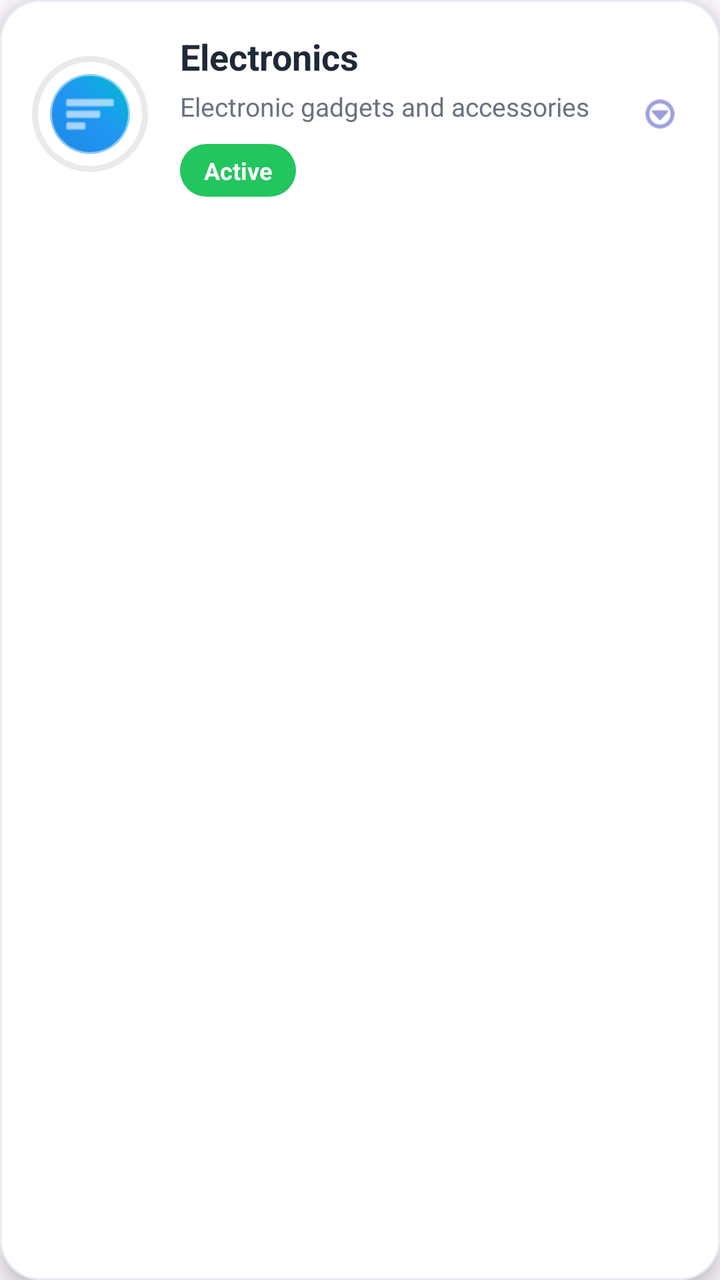
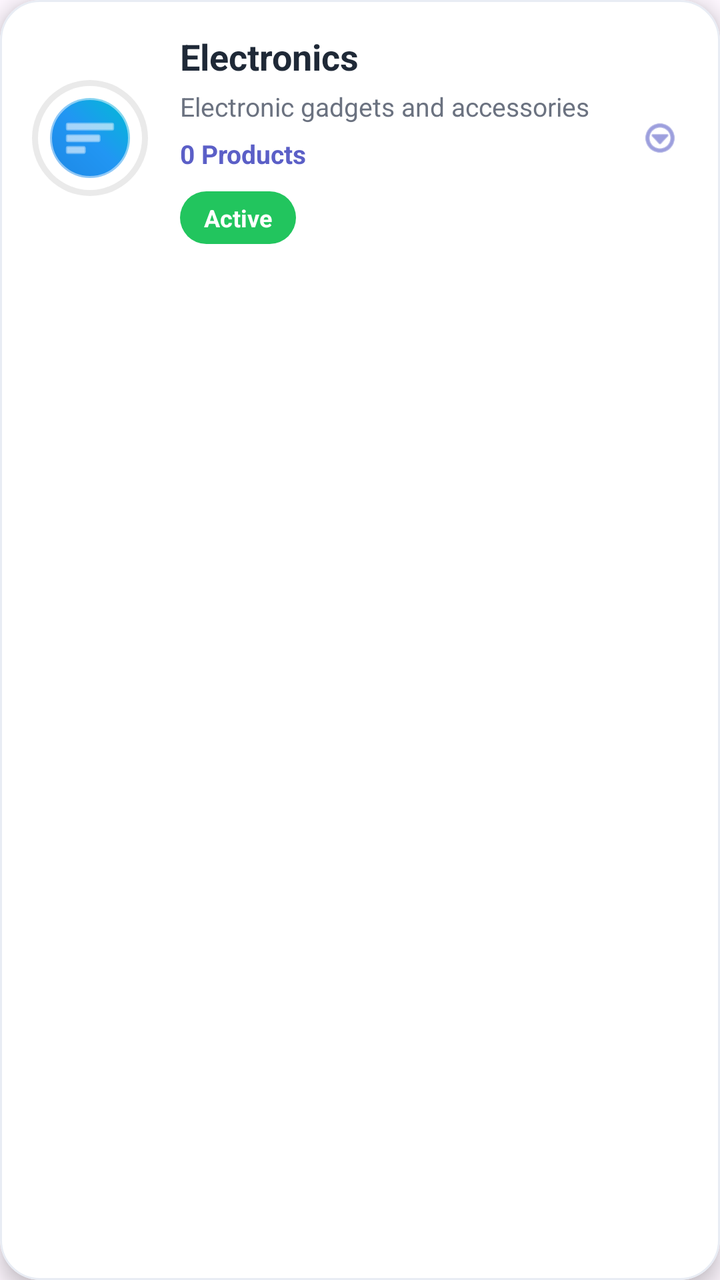

The first picture is an Android layout as it rendered before a commit; the second is the same layout after the commit. The layout source and the unified diff follow.
<!-- AndroidManifest.xml: application theme Theme.Inventory -->
<!-- res/layout/item_category.xml -->
<?xml version="1.0" encoding="utf-8"?>
<com.google.android.material.card.MaterialCardView
    xmlns:android="http://schemas.android.com/apk/res/android"
    xmlns:app="http://schemas.android.com/apk/res-auto"
    android:layout_width="match_parent"
    android:layout_height="wrap_content"
    android:layout_marginHorizontal="16dp"
    android:layout_marginVertical="8dp"
    app:cardCornerRadius="20dp"
    app:cardElevation="6dp"
    app:strokeColor="#E8ECF4"
    app:strokeWidth="1dp"
    app:cardBackgroundColor="#FFFFFF">

    <LinearLayout
        android:layout_width="match_parent"
        android:layout_height="wrap_content"
        android:orientation="horizontal"
        android:padding="16dp"
        android:gravity="center_vertical">

        

        <FrameLayout
            android:layout_width="58dp"
            android:layout_height="58dp"
            android:background="@drawable/circle_profile_bg">

            <ImageView
                android:layout_width="28dp"
                android:layout_height="28dp"
                android:layout_gravity="center"
                android:src="@android:drawable/ic_menu_sort_by_size"
                app:tint="@android:color/white"/>

        </FrameLayout>

        

        <LinearLayout
            android:layout_width="0dp"
            android:layout_height="wrap_content"
            android:layout_weight="1"
            android:layout_marginStart="16dp"
            android:orientation="vertical">

            <TextView
                android:id="@+id/tvCategoryName"
                android:layout_width="wrap_content"
                android:layout_height="wrap_content"
                android:text="Electronics"
                android:textColor="#1F2937"
                android:textStyle="bold"
                android:textSize="18sp"/>

            <TextView
                android:id="@+id/tvCategoryDescription"
                android:layout_width="wrap_content"
                android:layout_height="wrap_content"
                android:layout_marginTop="4dp"
                android:maxLines="2"
                android:ellipsize="end"
                android:text="Electronic gadgets and accessories"
                android:textColor="#6B7280"
                android:textSize="13sp"/>

            <TextView
                android:id="@+id/tvCategoryStatus"
                android:layout_width="wrap_content"
                android:layout_height="wrap_content"
                android:layout_marginTop="10dp"
                android:paddingStart="12dp"
                android:paddingEnd="12dp"
                android:paddingTop="5dp"
                android:paddingBottom="5dp"
                android:text="Active"
                android:textColor="@android:color/white"
                android:textStyle="bold"
                android:textSize="12sp"
                android:background="@drawable/bg_status_active"/>

        </LinearLayout>

        

        <ImageView
            android:id="@+id/imgMenu"
            android:layout_width="28dp"
            android:layout_height="28dp"
            android:padding="4dp"
            android:src="@android:drawable/ic_menu_more"
            app:tint="#5B5FC7"/>

    </LinearLayout>

</com.google.android.material.card.MaterialCardView>
<!-- resources referenced by this layout -->
<resources>
  <!-- drawable bg_status_active (drawable) -->
  <?xml version="1.0" encoding="utf-8"?>
  <shape xmlns:android="http://schemas.android.com/apk/res/android">
  
      <solid android:color="#22C55E"/>
  
      <corners android:radius="50dp"/>
  
  </shape>
  <!-- drawable circle_profile_bg (drawable) -->
  <?xml version="1.0" encoding="utf-8"?>
  <layer-list xmlns:android="http://schemas.android.com/apk/res/android">
  
      
      <item>
          <shape android:shape="oval">
              <solid android:color="#15000000"/>
              <size
                  android:width="116dp"
                  android:height="116dp"/>
          </shape>
      </item>
  
      
      <item
          android:left="3dp"
          android:top="3dp"
          android:right="3dp"
          android:bottom="3dp">
  
          <shape android:shape="oval">
              <solid android:color="#FFFFFF"/>
          </shape>
  
      </item>
  
      
      <item
          android:left="8dp"
          android:top="8dp"
          android:right="8dp"
          android:bottom="8dp">
  
          <shape android:shape="oval">
  
              <gradient
                  android:startColor="#1E88E5"
                  android:centerColor="#2196F3"
                  android:endColor="#00BCD4"
                  android:angle="45"/>
  
              <stroke
                  android:width="2dp"
                  android:color="#80FFFFFF"/>
  
          </shape>
  
      </item>
  
  </layer-list>
  <style name="Theme.Inventory" parent="Base.Theme.Inventory" />
  <style name="Base.Theme.Inventory" parent="Theme.Material3.DayNight.NoActionBar">
          <item name="colorPrimary">@color/primary</item>
          <item name="colorPrimaryContainer">@color/primary</item>
          <item name="colorSecondary">@color/primary</item>
          <item name="colorTertiary">@color/primary</item>
      </style>
  <color name="primary">#2563EB</color>
</resources>

<!-- the commit's change to res/layout/item_category.xml (unified diff, before → after) -->
@@ -35,6 +35,7 @@
 
         </FrameLayout>
 
+
         
 
         <LinearLayout
@@ -44,6 +45,8 @@
             android:layout_marginStart="16dp"
             android:orientation="vertical">
 
+            
+
             <TextView
                 android:id="@+id/tvCategoryName"
                 android:layout_width="wrap_content"
@@ -52,6 +55,9 @@
                 android:textColor="#1F2937"
                 android:textStyle="bold"
                 android:textSize="18sp"/>
+
+
+            
 
             <TextView
                 android:id="@+id/tvCategoryDescription"
@@ -63,6 +69,22 @@
                 android:text="Electronic gadgets and accessories"
                 android:textColor="#6B7280"
                 android:textSize="13sp"/>
+
+
+            
+
+            <TextView
+                android:id="@+id/tvProductCount"
+                android:layout_width="wrap_content"
+                android:layout_height="wrap_content"
+                android:layout_marginTop="6dp"
+                android:text="0 Products"
+                android:textColor="#5B5FC7"
+                android:textStyle="bold"
+                android:textSize="13sp"/>
+
+
+            
 
             <TextView
                 android:id="@+id/tvCategoryStatus"
@@ -81,6 +103,7 @@
 
         </LinearLayout>
 
+
         
 
         <ImageView
